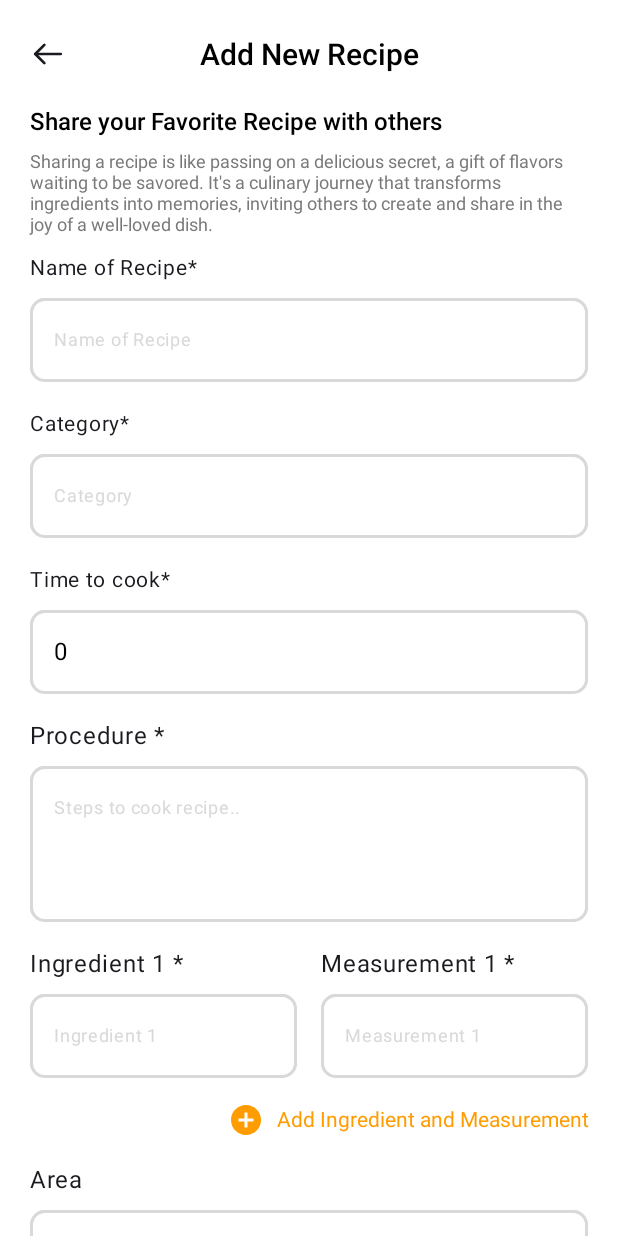
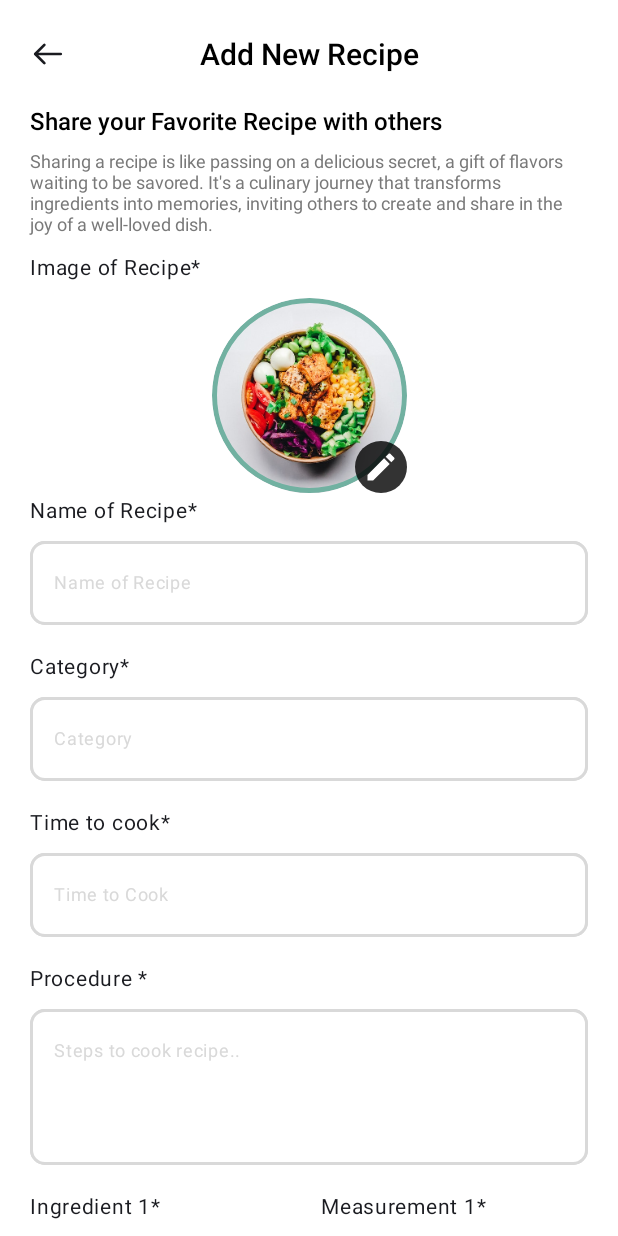
Before and after one commit to PriyankaMakwana810/foodRecipe, an Android app built with Jetpack Compose: the new_recipe_Screen screen opened through its navigation route, on a phone screen of 412 x 824 dp. Run offline under Robolectric (Android 15) with nearby library versions, the phone set to English and light mode, and no system bars; our stand-ins replace Dagger/Hilt's generated code; libraries missing offline, so code that uses them is left out: com.facebook, com.facebook.login, com.stevdzasan.onetap; pictures from the network do not load; Roboto replaces fonts that are not available here; 2 statements that could not run were skipped.

Commit message:
- Added Image picker for recipe Image

```diff
--- a/app/src/main/java/com/tridya/foodrecipeblog/components/CommonComponents.kt
+++ b/app/src/main/java/com/tridya/foodrecipeblog/components/CommonComponents.kt
@@ -1,7 +1,10 @@
 package com.tridya.foodrecipeblog.components
 
+import android.net.Uri
 import androidx.compose.foundation.Image
 import androidx.compose.foundation.background
+import androidx.compose.foundation.border
+import androidx.compose.foundation.clickable
 import androidx.compose.foundation.layout.Arrangement
 import androidx.compose.foundation.layout.Box
 import androidx.compose.foundation.layout.Column
@@ -14,6 +17,8 @@ import androidx.compose.foundation.layout.padding
 import androidx.compose.foundation.layout.size
 import androidx.compose.foundation.shape.CircleShape
 import androidx.compose.foundation.shape.RoundedCornerShape
+import androidx.compose.material.icons.Icons
+import androidx.compose.material.icons.filled.Edit
 import androidx.compose.material3.Icon
 import androidx.compose.material3.Tab
 import androidx.compose.material3.TabRow
@@ -50,6 +55,7 @@ import com.tridya.foodrecipeblog.ui.theme.gray4
 import com.tridya.foodrecipeblog.ui.theme.primary100
 import com.tridya.foodrecipeblog.ui.theme.primary80
 import com.tridya.foodrecipeblog.ui.theme.secondary100
+import com.tridya.foodrecipeblog.ui.theme.shadow
 import com.tridya.foodrecipeblog.ui.theme.white
 import com.tridya.foodrecipeblog.utils.StaticData.notificationTitle
 import com.tridya.foodrecipeblog.utils.StaticData.profileTitle
@@ -377,6 +383,45 @@ fun ProfileText(title: String, body: String) {
     }
 }
 
+@Preview
+@Composable
+fun ImageAddingPreview(
+    modifier: Modifier = Modifier,
+    photoUri: Uri? = null,
+    onEditClicked: () -> Unit = {},
+) {
+    Box {
+        AsyncImage(
+            modifier = Modifier
+                .align(Alignment.Center)
+                .clip(shape = CircleShape)
+                .size(130.dp)
+                .border(width = 3.dp, color = primary80, shape = CircleShape),
+            model = ImageRequest.Builder(LocalContext.current)
+                .data(photoUri ?: R.drawable.food_image)
+                .memoryCachePolicy(CachePolicy.ENABLED)
+                .diskCachePolicy(CachePolicy.ENABLED)
+                .error(R.drawable.food_image)
+                .crossfade(true)
+                .build(),
+            placeholder = painterResource(id = R.drawable.food_image),
+            contentDescription = "image description",
+            contentScale = ContentScale.Crop,
+        )
+        Icon(
+            imageVector = Icons.Default.Edit,
+            modifier = Modifier
+                .align(Alignment.BottomEnd)
+                .background(color = shadow, shape = CircleShape)
+                .padding(5.dp)
+                .clickable { onEditClicked() },
+            contentDescription = "Localized description",
+            tint = white,
+        )
+
+    }
+
+}
 
 @Preview
 @Composable
--- /dev/null
+++ b/app/src/main/java/com/tridya/foodrecipeblog/components/NewRecipeComponents.kt
@@ -0,0 +1,17 @@
+package com.tridya.foodrecipeblog.components
+
+import androidx.compose.foundation.layout.padding
+import androidx.compose.material3.Text
+import androidx.compose.runtime.Composable
+import androidx.compose.ui.Modifier
+import androidx.compose.ui.unit.dp
+import androidx.compose.ui.unit.sp
+
+@Composable
+fun LabelText(modifier: Modifier = Modifier, title: String = ""){
+    Text(
+        text =title,
+        fontSize = 14.sp,
+        modifier = modifier.padding(bottom = 8.dp)
+    )
+}
--- a/app/src/main/java/com/tridya/foodrecipeblog/screens/NewRecipeScreen.kt
+++ b/app/src/main/java/com/tridya/foodrecipeblog/screens/NewRecipeScreen.kt
@@ -1,5 +1,9 @@
 package com.tridya.foodrecipeblog.screens
 
+import android.net.Uri
+import androidx.activity.compose.rememberLauncherForActivityResult
+import androidx.activity.result.PickVisualMediaRequest
+import androidx.activity.result.contract.ActivityResultContracts
 import androidx.compose.foundation.border
 import androidx.compose.foundation.clickable
 import androidx.compose.foundation.layout.Arrangement
@@ -24,8 +28,13 @@ import androidx.compose.material3.OutlinedTextFieldDefaults
 import androidx.compose.material3.Surface
 import androidx.compose.material3.Text
 import androidx.compose.runtime.Composable
+import androidx.compose.runtime.getValue
+import androidx.compose.runtime.mutableStateOf
+import androidx.compose.runtime.remember
+import androidx.compose.runtime.setValue
 import androidx.compose.ui.Alignment
 import androidx.compose.ui.Modifier
+import androidx.compose.ui.platform.LocalContext
 import androidx.compose.ui.res.stringResource
 import androidx.compose.ui.text.TextStyle
 import androidx.compose.ui.text.font.FontWeight
@@ -39,6 +48,8 @@ import androidx.navigation.NavController
 import androidx.navigation.compose.rememberNavController
 import com.tridya.foodrecipeblog.R
 import com.tridya.foodrecipeblog.components.CustomButtonComponent
+import com.tridya.foodrecipeblog.components.ImageAddingPreview
+import com.tridya.foodrecipeblog.components.LabelText
 import com.tridya.foodrecipeblog.components.NormalTextComponent
 import com.tridya.foodrecipeblog.components.SimpleTextComponent
 import com.tridya.foodrecipeblog.components.ToolbarComponent
@@ -47,6 +58,7 @@ import com.tridya.foodrecipeblog.ui.theme.gray2
 import com.tridya.foodrecipeblog.ui.theme.gray4
 import com.tridya.foodrecipeblog.ui.theme.secondary100
 import com.tridya.foodrecipeblog.ui.theme.white
+import com.tridya.foodrecipeblog.utils.showShortToast
 import com.tridya.foodrecipeblog.viewModels.NewRecipeViewModel
 
 @Composable
@@ -56,7 +68,14 @@ fun NewRecipeScreen(
     newRecipeViewModel: NewRecipeViewModel = hiltViewModel(),
 ) {
 
-//    val context = LocalContext.current
+    var photoUri: Uri? by remember { mutableStateOf(null) }
+
+    val launcher =
+        rememberLauncherForActivityResult(ActivityResultContracts.PickVisualMedia()) { uri ->
+            //When the user has selected a photo, its URL is returned here
+            photoUri = uri
+        }
+    val context = LocalContext.current
 //    var showDialog by remember { mutableStateOf(false) }
 
     val colorsOfTextFields = OutlinedTextFieldDefaults.colors(
@@ -79,7 +98,10 @@ fun NewRecipeScreen(
         ) {
             ToolbarComponent(
                 showBackArrow = true,
-                toolbarTitle = stringResource(R.string.add_new_recipe)
+                toolbarTitle = stringResource(R.string.add_new_recipe),
+                onBackClicked = {
+                    navController.navigateUp()
+                }
             )
             LazyColumn(
                 modifier = Modifier
@@ -105,11 +127,21 @@ fun NewRecipeScreen(
                     )
                     Spacer(modifier = Modifier.height(10.dp))
 
-                    Text(
-                        "Name of Recipe*",
-                        fontSize = 14.sp,
-                        modifier = Modifier.padding(bottom = 8.dp)
-                    )
+                    LabelText(title = "Image of Recipe*")
+                    Column(
+                        modifier = Modifier.fillMaxWidth(),
+                        horizontalAlignment = Alignment.CenterHorizontally
+                    ) {
+                        ImageAddingPreview(photoUri = photoUri, onEditClicked = {
+                            launcher.launch(
+                                PickVisualMediaRequest(
+                                    mediaType = ActivityResultContracts.PickVisualMedia.ImageOnly
+                                )
+                            )
+                        })
+                    }
+
+                    LabelText(title = "Name of Recipe*")
                     OutlinedTextField(
                         value = newRecipeViewModel.recipeNameState.value,
                         onValueChange = { newRecipeViewModel.recipeNameState.value = it },
@@ -131,7 +163,7 @@ fun NewRecipeScreen(
                     )
                     Spacer(modifier = Modifier.height(16.dp))
 
-                    Text("Category*", modifier = Modifier.padding(bottom = 8.dp), fontSize = 14.sp)
+                    LabelText(title = "Category*")
                     OutlinedTextField(
                         value = newRecipeViewModel.categoryState.value,
                         onValueChange = { newRecipeViewModel.categoryState.value = it },
@@ -149,14 +181,11 @@ fun NewRecipeScreen(
                         colors = colorsOfTextFields
                     )
                     Spacer(modifier = Modifier.height(16.dp))
-                    Text(
-                        "Time to cook*",
-                        modifier = Modifier.padding(bottom = 8.dp),
-                        fontSize = 14.sp
-                    )
+
+                    LabelText(title = "Time to cook*")
                     OutlinedTextField(
-                        value = newRecipeViewModel.timeToCookState.value.toString(),
-                        onValueChange = { newRecipeViewModel.timeToCookState.value = it.toLong() },
+                        value = newRecipeViewModel.timeToCookState.value,
+                        onValueChange = { newRecipeViewModel.timeToCookState.value = it },
                         modifier = Modifier
                             .fillMaxWidth()
                             .border(width = 2.dp, color = gray4, shape = RoundedCornerShape(10.dp)),
@@ -173,7 +202,7 @@ fun NewRecipeScreen(
                     )
                     Spacer(modifier = Modifier.height(16.dp))
 
-                    Text("Procedure *", modifier = Modifier.padding(bottom = 8.dp))
+                    LabelText(title = "Procedure *")
                     OutlinedTextField(
                         value = newRecipeViewModel.procedureState.value,
                         onValueChange = { newRecipeViewModel.procedureState.value = it },
@@ -193,7 +222,6 @@ fun NewRecipeScreen(
                     )
 
                     Spacer(modifier = Modifier.height(16.dp))
-                    // Ingredient and Measurement fields for each pair
                     newRecipeViewModel.ingredientMeasurementPairs.value.forEachIndexed { index, (ingredient, measurement) ->
                         Row(
                             modifier = Modifier.fillMaxWidth(),
@@ -203,10 +231,7 @@ fun NewRecipeScreen(
                                 modifier = Modifier.weight(0.5f),
                                 verticalArrangement = Arrangement.Top
                             ) {
-                                Text(
-                                    "Ingredient ${index + 1} *",
-                                    modifier = Modifier.padding(bottom = 8.dp)
-                                )
+                                LabelText(title = "Ingredient ${index + 1}*")
                                 OutlinedTextField(
                                     value = ingredient,
                                     onValueChange = { updatedIngredient ->
@@ -240,10 +265,7 @@ fun NewRecipeScreen(
                                 modifier = Modifier.weight(0.5f),
                                 verticalArrangement = Arrangement.Top
                             ) {
-                                Text(
-                                    "Measurement ${index + 1} *",
-                                    modifier = Modifier.padding(bottom = 8.dp)
-                                )
+                                LabelText(title = "Measurement ${index + 1}*")
                                 OutlinedTextField(
                                     value = measurement,
                                     onValueChange = { updatedMeasurement ->
@@ -289,8 +311,6 @@ fun NewRecipeScreen(
                             contentDescription = "Add",
                             tint = secondary100,
                         )
-
-                        // Text
                         Text(
                             text = "Add Ingredient and Measurement",
                             modifier = Modifier
@@ -306,7 +326,8 @@ fun NewRecipeScreen(
                         )
                     }
                     Spacer(modifier = Modifier.height(16.dp))
-                    Text("Area", modifier = Modifier.padding(bottom = 8.dp))
+
+                    LabelText(title = "Area")
                     OutlinedTextField(
                         value = newRecipeViewModel.area.value,
                         onValueChange = { newRecipeViewModel.area.value = it },
@@ -325,7 +346,7 @@ fun NewRecipeScreen(
                     )
                     Spacer(modifier = Modifier.height(16.dp))
 
-                    Text("Source", modifier = Modifier.padding(bottom = 8.dp))
+                    LabelText(title = "Source")
                     OutlinedTextField(
                         value = newRecipeViewModel.source.value,
                         onValueChange = { newRecipeViewModel.source.value = it },
@@ -344,7 +365,7 @@ fun NewRecipeScreen(
                     )
                     Spacer(modifier = Modifier.height(16.dp))
 
-                    Text("YouTube Link", modifier = Modifier.padding(bottom = 8.dp))
+                    LabelText(title = "YouTube Link")
                     OutlinedTextField(
                         value = newRecipeViewModel.youtubeLink.value,
                         onValueChange = { newRecipeViewModel.youtubeLink.value = it },
@@ -367,30 +388,17 @@ fun NewRecipeScreen(
                         modifier = Modifier
                             .fillMaxWidth(),
                         onButtonClicked = {
-                            newRecipeViewModel.validateAndSaveRecipe(navController)
+                            if (photoUri != null) {
+                                newRecipeViewModel.validateAndSaveRecipe(navController)
+                            } else {
+                                showShortToast(context, "Please add image of Recipe!!")
+                            }
                         }
                     )
                     Spacer(modifier = Modifier.height(20.dp))
                 }
             }
-            /*            if (showDialog) {
-                            AlertDialog(
-                                onDismissRequest = { showDialog = false },
-                                title = { Text("Error") },
-                                text = { Text("Please fill both Ingredient and Measurement fields") },
-                                confirmButton = {
-                                    Button(
-                                        colors = ButtonDefaults.buttonColors(
-                                            containerColor = primary100,
-                                            contentColor = black
-                                        ),
-                                        onClick = { showDialog = false },
-                                    ) {
-                                        Text("OK")
-                                    }
-                                }
-                            )
-                        }*/
+
         }
     }
 }
--- a/app/src/main/java/com/tridya/foodrecipeblog/ui/theme/Color.kt
+++ b/app/src/main/java/com/tridya/foodrecipeblog/ui/theme/Color.kt
@@ -26,6 +26,7 @@ val secondary20 = Color(0xFFFFE1B3)
 
 //Netural Colour
 val black = Color(0xFF000000)
+val shadow = Color(0xCC000000)
 val gray1 = Color(0xFF484848)
 val gray2 = Color(0xFF797979)
 val gray3 = Color(0xFFA9A9A9)
--- a/app/src/main/java/com/tridya/foodrecipeblog/viewModels/NewRecipeViewModel.kt
+++ b/app/src/main/java/com/tridya/foodrecipeblog/viewModels/NewRecipeViewModel.kt
@@ -2,8 +2,12 @@ package com.tridya.foodrecipeblog.viewModels
 
 import android.annotation.SuppressLint
 import android.content.Context
+import android.net.Uri
 import androidx.compose.runtime.MutableState
+import androidx.compose.runtime.getValue
 import androidx.compose.runtime.mutableStateOf
+import androidx.compose.runtime.remember
+import androidx.compose.runtime.setValue
 import androidx.lifecycle.ViewModel
 import androidx.lifecycle.viewModelScope
 import androidx.navigation.NavController
@@ -29,10 +33,12 @@ class NewRecipeViewModel @Inject constructor(
 ) : ViewModel() {
     val recipeNameState: MutableState<String> = mutableStateOf("")
     val categoryState: MutableState<String> = mutableStateOf("")
-    val timeToCookState: MutableState<Long> = mutableStateOf(0L)
+    val timeToCookState: MutableState<String> = mutableStateOf("")
     val procedureState: MutableState<String> = mutableStateOf("")
     var ingredient: MutableState<String> = mutableStateOf("")
     var measurement: MutableState<String> = mutableStateOf("")
+    var photoUri:MutableState<Uri?> = mutableStateOf(null)
+
 
     //    var ingredientsList by remember { mutableStateOf(listOf<Pair<String, String>>()) }
     var area: MutableState<String> = mutableStateOf("")
@@ -101,7 +107,7 @@ class NewRecipeViewModel @Inject constructor(
                 idMeal = generateUniqueMealId(),
                 isAddedByUser = true,
                 strMeal = recipeName,
-                timeToCook = timeToCook,
+                timeToCook = timeToCook.toLong(),
                 tagline = "",
                 isSaved = false,
                 isSearched = false,
```
